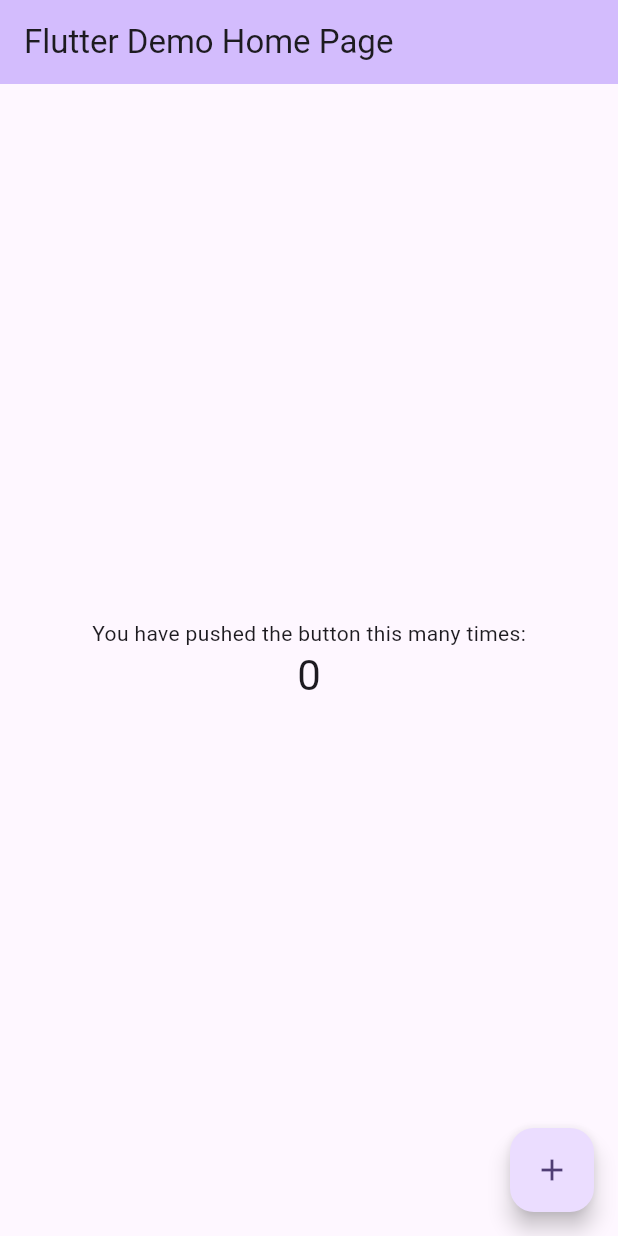
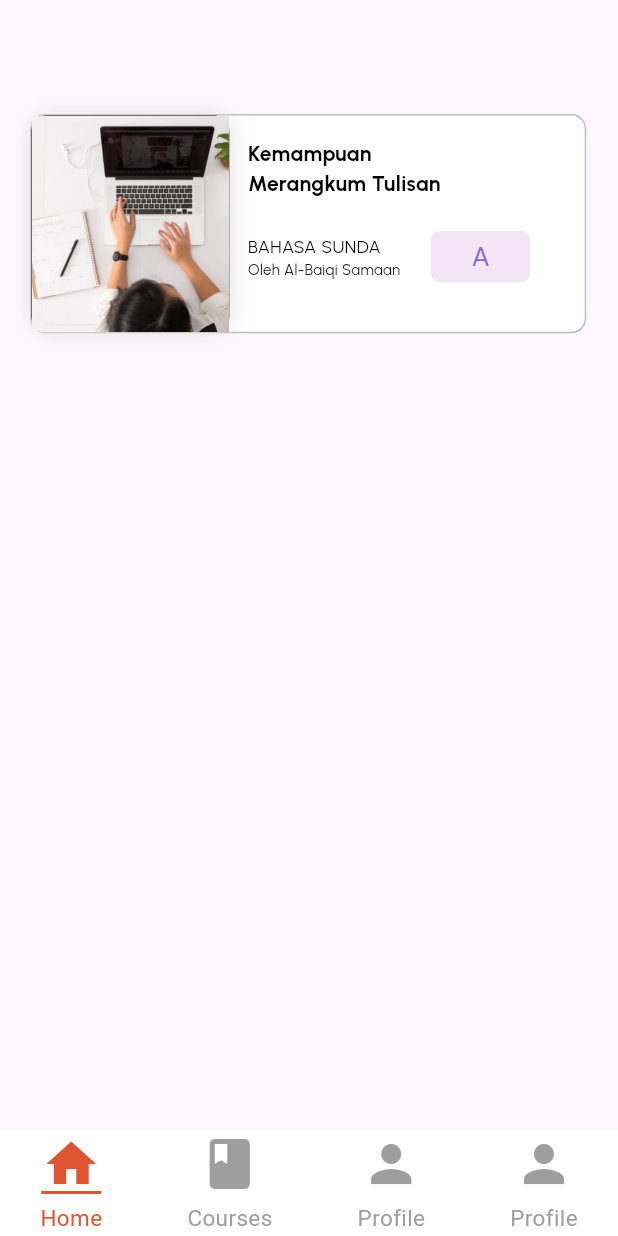
Before and after one commit to rahul2210045/student_portfolio, a Flutter app: the screen it shows after launch, on a phone screen of 412 x 824 dp. Run offline on Flutter 3.47's test engine with Material 3 defaults, Android fonts, the phone set to English and light mode, and no system bars; our stand-ins replace google_fonts, hexcolor; missing offline and left inert: dart:ffi.

Commit message:
Add navbar and custom card components

```diff
--- /dev/null
+++ b/lib/assets/fonts.dart
@@ -0,0 +1,24 @@
+import 'package:flutter/material.dart';
+
+class TextStyles {
+  static const TextStyle h1 = TextStyle(
+    fontFamily: 'Roboto',
+    fontSize: 32,
+    fontWeight: FontWeight.bold,
+    color: Colors.black, // Customize the color if needed
+  );
+
+  static const TextStyle h2 = TextStyle(
+    fontFamily: 'Roboto',
+    fontSize: 24,
+    fontWeight: FontWeight.w600,
+    color: Colors.black,
+  );
+
+  static const TextStyle h3 = TextStyle(
+    fontFamily: 'Roboto',
+    fontSize: 18,
+    fontWeight: FontWeight.w400,
+    color: Colors.black,
+  );
+}
--- /dev/null
+++ b/lib/components/card_component.dart
@@ -0,0 +1,117 @@
+import 'package:flutter/material.dart';
+import 'package:flutter/widgets.dart';
+import 'package:google_fonts/google_fonts.dart';
+import 'package:student_portfolio/components/custom_card_button.dart';
+import 'package:student_portfolio/constants/constants.dart';
+
+Widget customCoursesCard(
+  color,
+  textColorprice,
+  textColorbold,
+  textColorfade,
+  textcategory,
+  textSub,
+  textSubDescription,
+  textViews,
+  textcoursename,
+  BuildContext context,
+) {
+  final screenHeight = MediaQuery.of(context).size.height;
+  final screenWidth = MediaQuery.of(context).size.width;
+  return Container(
+      margin: const EdgeInsets.symmetric(horizontal: 0, vertical: 10),
+      decoration: BoxDecoration(
+        color: Colors.white,
+        border:
+            Border.all(color: Colors.grey.shade400, style: BorderStyle.solid),
+        borderRadius: BorderRadius.circular(10),
+      ),
+      // height: screenHeight * 0.21,
+      width: screenWidth * 0.9,
+      // onTap: function,
+      child: Padding(
+        padding: const EdgeInsets.all(0.0),
+        child: Row(
+          mainAxisAlignment: MainAxisAlignment.start,
+          crossAxisAlignment: CrossAxisAlignment.start,
+          children: [
+            Container(
+              // height: screenHeight * 0.205,
+              height: screenHeight * 0.175,
+              width: screenWidth * 0.32,
+              decoration: BoxDecoration(
+                boxShadow: [
+                  BoxShadow(color: Colors.grey.shade300, blurRadius: 12)
+                ],
+                borderRadius: BorderRadius.circular(10),
+                color: color,
+              ),
+              child: Image.asset(
+                'lib/assets/card_image1.png',
+                fit: BoxFit.cover,
+              ),
+            ),
+            SizedBox(
+              width: screenWidth * 0.03,
+            ),
+            Column(
+                mainAxisAlignment: MainAxisAlignment.spaceBetween,
+                crossAxisAlignment: CrossAxisAlignment.start,
+                children: [
+                  SizedBox(
+                    height: screenHeight * 0.019,
+                  ),
+                  Container(
+                    constraints: BoxConstraints(
+                      maxWidth:
+                          screenWidth * 0.38, // Set your maximum width here
+                    ),
+                    child: Text(
+                      textcoursename,
+                      style: GoogleFonts.urbanist(
+                        color: textColorbold,
+                        fontSize: 14,
+                        fontWeight: FontWeight.bold,
+                      ),
+                    ),
+                  ),
+                  SizedBox(
+                    height: screenHeight * 0.02,
+                  ),
+                  Row(
+                      mainAxisAlignment: MainAxisAlignment.spaceBetween,
+                      children: [
+                        Column(
+                          crossAxisAlignment: CrossAxisAlignment.start,
+                          children: [
+                            Text(
+                              textSub,
+                              style: GoogleFonts.urbanist(
+                                color: textColorbold,
+                                fontSize: 12,
+                              ),
+                            ),
+                            Text(
+                              textSubDescription,
+                              style: GoogleFonts.urbanist(
+                                color: textColorbold,
+                                fontSize: 10,
+                              ),
+                            ),
+                          ],
+                        ),
+                        SizedBox(
+                          width: screenWidth * 0.05,
+                        ),
+                        CustomCardButton(
+                            text: "A",
+                            color: Colors.purple.shade50,
+                            textColor: additionalPinkLight,
+                            width: 0.16,
+                            function: () {}),
+                      ]),
+                ]),
+          ],
+        ),
+      ));
+}
--- /dev/null
+++ b/lib/components/custom_card_button.dart
@@ -0,0 +1,48 @@
+import 'dart:ffi';
+import 'package:flutter/material.dart';
+import 'package:google_fonts/google_fonts.dart';
+
+class CustomCardButton extends StatelessWidget {
+  void Function()? function;
+  Color color;
+  Color textColor;
+  num width;
+  String text;
+  CustomCardButton(
+      {super.key,
+      required this.text,
+      required this.color,
+      required this.textColor,
+      required this.width,
+      required this.function});
+
+  @override
+  Widget build(BuildContext context) {
+    final screenHeight = MediaQuery.of(context).size.height;
+    final screenWidth = MediaQuery.of(context).size.width;
+    return InkWell(
+      borderRadius: BorderRadius.circular(12),
+      radius: 2,
+      onTap: function,
+      child: Container(
+        height: 34,
+        width: screenWidth * width,
+        margin: const EdgeInsets.symmetric(vertical: 5),
+        decoration: BoxDecoration(
+          boxShadow: [BoxShadow(color: Colors.grey.shade300)],
+          borderRadius: BorderRadius.circular(6),
+          color: color,
+        ),
+        child: Center(
+          child: Text(
+            text,
+            style: GoogleFonts.dmSans(
+              color: textColor,
+              fontSize: 18,
+            ),
+          ),
+        ),
+      ),
+    );
+  }
+}
--- /dev/null
+++ b/lib/components/navbar.dart
@@ -0,0 +1,151 @@
+import 'package:flutter/material.dart';
+import 'package:student_portfolio/constants/constants.dart';
+import 'package:student_portfolio/screens/home_screen.dart';
+
+class NavBar extends StatefulWidget {
+  final int initialIndex;
+
+  const NavBar({super.key, required this.initialIndex});
+
+  @override
+  _NavBarState createState() => _NavBarState();
+}
+
+class _NavBarState extends State<NavBar> {
+  late int _selectedIndex;
+
+  @override
+  void initState() {
+    super.initState();
+    _selectedIndex = widget.initialIndex;
+  }
+
+  void _onNavItemTapped(int index) {
+    if (_selectedIndex == index) return;
+
+    setState(() {
+      _selectedIndex = index;
+    });
+
+    switch (index) {
+      case 0:
+        Navigator.push(
+          context,
+          MaterialPageRoute(builder: (context) => HomePage()),
+        );
+        break;
+      case 1:
+        Navigator.push(
+          context,
+          MaterialPageRoute(builder: (context) => HomePage()),
+        );
+        break;
+      case 2:
+        Navigator.push(
+          context,
+          MaterialPageRoute(builder: (context) => HomePage()),
+        );
+        break;
+      case 3:
+        Navigator.push(
+          context,
+          MaterialPageRoute(builder: (context) => HomePage()),
+        );
+        break;
+    }
+  }
+
+  @override
+  Widget build(BuildContext context) {
+    return Container(
+      height: 70,
+      color: Colors.white,
+      child: Row(
+        mainAxisAlignment: MainAxisAlignment.spaceEvenly,
+        children: [
+          NavBarItem(
+            icon: Icons.home,
+            label: 'Home',
+            isSelected: _selectedIndex == 0,
+            onTap: () => _onNavItemTapped(0),
+          ),
+          const SizedBox(width: 3),
+          NavBarItem(
+            icon: Icons.book,
+            label: 'Courses',
+            isSelected: _selectedIndex == 1,
+            onTap: () => _onNavItemTapped(1),
+          ),
+          const SizedBox(width: 3),
+          NavBarItem(
+            icon: Icons.person,
+            label: 'Profile',
+            isSelected: _selectedIndex == 2,
+            onTap: () => _onNavItemTapped(2),
+          ),
+          const SizedBox(width: 3),
+          NavBarItem(
+            icon: Icons.person,
+            label: 'Profile',
+            isSelected: _selectedIndex == 3,
+            onTap: () => _onNavItemTapped(3),
+          ),
+        ],
+      ),
+    );
+  }
+}
+
+class NavBarItem extends StatelessWidget {
+  final IconData icon;
+  final String label;
+  final bool isSelected;
+  final VoidCallback onTap;
+
+  const NavBarItem({
+    super.key,
+    required this.icon,
+    required this.label,
+    required this.isSelected,
+    required this.onTap,
+  });
+
+  @override
+  Widget build(BuildContext context) {
+    return GestureDetector(
+      onTap: onTap,
+      child: Column(
+        mainAxisAlignment: MainAxisAlignment.center,
+        children: [
+          Stack(
+            children: [
+              Icon(
+                icon,
+                size: 40,
+                color: isSelected ? primaryColor : Colors.grey.shade500,
+              ),
+              if (isSelected)
+                Positioned(
+                  bottom: 0,
+                  left: 0,
+                  right: 0,
+                  child: Container(
+                    height: 2,
+                    color: primaryColor,  // Line above the icon
+                  ),
+                ),
+            ],
+          ),
+          const SizedBox(height: 5),
+          Text(
+            label,
+            style: TextStyle(
+              fontSize: 15,
+              color: isSelected ? primaryColor : Colors.grey.shade500,
+            ),
+          ),
+        ],
+      ),
+    );
+  }
+}
--- a/lib/constants/constants.dart
+++ b/lib/constants/constants.dart
@@ -3,8 +3,8 @@ import 'package:flutter/material.dart';
 import 'package:hexcolor/hexcolor.dart';
 
 // Primary Colors
-Color primaryColor = HexColor("#3068E0");
-Color secondaryColor = HexColor("#E8F0FC");
+Color primaryColor = HexColor("#DF5532");
+Color secondaryColor = HexColor("#D6D1D5");
 
 // additional Colors
 Color additionalYellow = HexColor("#E24B93");
--- a/lib/main.dart
+++ b/lib/main.dart
@@ -1,6 +1,10 @@
 import 'package:flutter/material.dart';
+import 'package:flutter/services.dart';
+import 'package:student_portfolio/screens/home_screen.dart';
 
-void main() {
+
+void main() async {
+  WidgetsFlutterBinding.ensureInitialized();
   runApp(const MyApp());
 }
 
@@ -10,116 +14,17 @@ class MyApp extends StatelessWidget {
   // This widget is the root of your application.
   @override
   Widget build(BuildContext context) {
+    SystemChrome.setSystemUIOverlayStyle(const SystemUiOverlayStyle(
+      statusBarColor: Colors.transparent, // Set status bar color to transparent
+    ));
     return MaterialApp(
+      debugShowCheckedModeBanner: false,
       title: 'Flutter Demo',
       theme: ThemeData(
-        // This is the theme of your application.
-        //
-        // TRY THIS: Try running your application with "flutter run". You'll see
-        // the application has a purple toolbar. Then, without quitting the app,
-        // try changing the seedColor in the colorScheme below to Colors.green
-        // and then invoke "hot reload" (save your changes or press the "hot
-        // reload" button in a Flutter-supported IDE, or press "r" if you used
-        // the command line to start the app).
-        //
-        // Notice that the counter didn't reset back to zero; the application
-        // state is not lost during the reload. To reset the state, use hot
-        // restart instead.
-        //
-        // This works for code too, not just values: Most code changes can be
-        // tested with just a hot reload.
         colorScheme: ColorScheme.fromSeed(seedColor: Colors.deepPurple),
         useMaterial3: true,
       ),
-      home: const MyHomePage(title: 'Flutter Demo Home Page'),
+      home: const HomePage(),
     );
   }
 }
-
-class MyHomePage extends StatefulWidget {
-  const MyHomePage({super.key, required this.title});
-
-  // This widget is the home page of your application. It is stateful, meaning
-  // that it has a State object (defined below) that contains fields that affect
-  // how it looks.
-
-  // This class is the configuration for the state. It holds the values (in this
-  // case the title) provided by the parent (in this case the App widget) and
-  // used by the build method of the State. Fields in a Widget subclass are
-  // always marked "final".
-
-  final String title;
-
-  @override
-  State<MyHomePage> createState() => _MyHomePageState();
-}
-
-class _MyHomePageState extends State<MyHomePage> {
-  int _counter = 0;
-
-  void _incrementCounter() {
-    setState(() {
-      // This call to setState tells the Flutter framework that something has
-      // changed in this State, which causes it to rerun the build method below
-      // so that the display can reflect the updated values. If we changed
-      // _counter without calling setState(), then the build method would not be
-      // called again, and so nothing would appear to happen.
-      _counter++;
-    });
-  }
-
-  @override
-  Widget build(BuildContext context) {
-    // This method is rerun every time setState is called, for instance as done
-    // by the _incrementCounter method above.
-    //
-    // The Flutter framework has been optimized to make rerunning build methods
-    // fast, so that you can just rebuild anything that needs updating rather
-    // than having to individually change instances of widgets.
-    return Scaffold(
-      appBar: AppBar(
-        // TRY THIS: Try changing the color here to a specific color (to
-        // Colors.amber, perhaps?) and trigger a hot reload to see the AppBar
-        // change color while the other colors stay the same.
-        backgroundColor: Theme.of(context).colorScheme.inversePrimary,
-        // Here we take the value from the MyHomePage object that was created by
-        // the App.build method, and use it to set our appbar title.
-        title: Text(widget.title),
-      ),
-      body: Center(
-        // Center is a layout widget. It takes a single child and positions it
-        // in the middle of the parent.
-        child: Column(
-          // Column is also a layout widget. It takes a list of children and
-          // arranges them vertically. By default, it sizes itself to fit its
-          // children horizontally, and tries to be as tall as its parent.
-          //
-          // Column has various properties to control how it sizes itself and
-          // how it positions its children. Here we use mainAxisAlignment to
-          // center the children vertically; the main axis here is the vertical
-          // axis because Columns are vertical (the cross axis would be
-          // horizontal).
-          //
-          // TRY THIS: Invoke "debug painting" (choose the "Toggle Debug Paint"
-          // action in the IDE, or press "p" in the console), to see the
-          // wireframe for each widget.
-          mainAxisAlignment: MainAxisAlignment.center,
-          children: <Widget>[
-            const Text(
-              'You have pushed the button this many times:',
-            ),
-            Text(
-              '$_counter',
-              style: Theme.of(context).textTheme.headlineMedium,
-            ),
-          ],
-        ),
-      ),
-      floatingActionButton: FloatingActionButton(
-        onPressed: _incrementCounter,
-        tooltip: 'Increment',
-        child: const Icon(Icons.add),
-      ), // This trailing comma makes auto-formatting nicer for build methods.
-    );
-  }
-}
--- /dev/null
+++ b/lib/screens/home_screen.dart
@@ -0,0 +1,46 @@
+import 'package:flutter/material.dart';
+import 'package:flutter/widgets.dart';
+import 'package:student_portfolio/components/card_component.dart';
+import 'package:student_portfolio/components/navbar.dart';
+import 'package:student_portfolio/constants/constants.dart';
+
+class HomePage extends StatefulWidget {
+  const HomePage({super.key});
+
+  @override
+  State<HomePage> createState() => _HomePageState();
+}
+
+class _HomePageState extends State<HomePage> {
+  @override
+  Widget build(BuildContext context) {
+    final screenWidth = MediaQuery.of(context).size.width;
+    final screenHeight = MediaQuery.of(context).size.height;
+    return Scaffold(
+      appBar: AppBar(),
+      body: SingleChildScrollView(
+        child: Padding(
+          padding: EdgeInsets.symmetric(vertical: 10, horizontal: 20),
+          child: Column(
+            mainAxisAlignment: MainAxisAlignment.start,
+            crossAxisAlignment: CrossAxisAlignment.start,
+            children: [
+              customCoursesCard(
+                  Colors.black,
+                  Colors.black,
+                  Colors.black,
+                  Colors.black,
+                  "army",
+                  "BAHASA SUNDA",
+                  "Oleh Al-Baiqi Samaan",
+                  "34",
+                  "Kemampuan Merangkum Tulisan",
+                  context),
+            ],
+          ),
+        ),
+      ),
+      bottomNavigationBar: const NavBar(initialIndex: 0),
+    );
+  }
+}
```
Also changed, not shown: pubspec.yaml (+6 -5 lines), lib/assets/Rectangle 17.png (added), lib/assets/Rectangle 18.png (added), lib/assets/Rectangle 19.png (added), lib/assets/card_image1.png (added), lib/assets/home.png (added), lib/assets/input.png (added), lib/assets/portfolio.png (added), lib/assets/profile.png (added), pubspec.lock, 1 other file.
